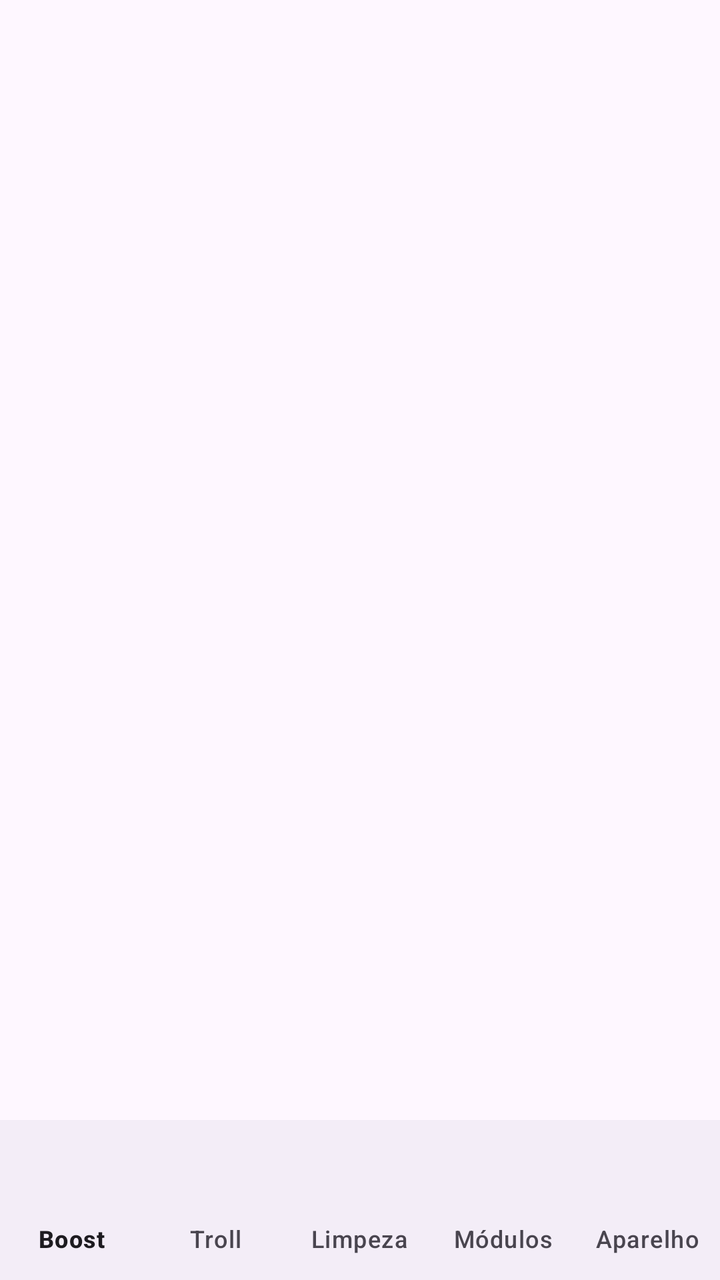
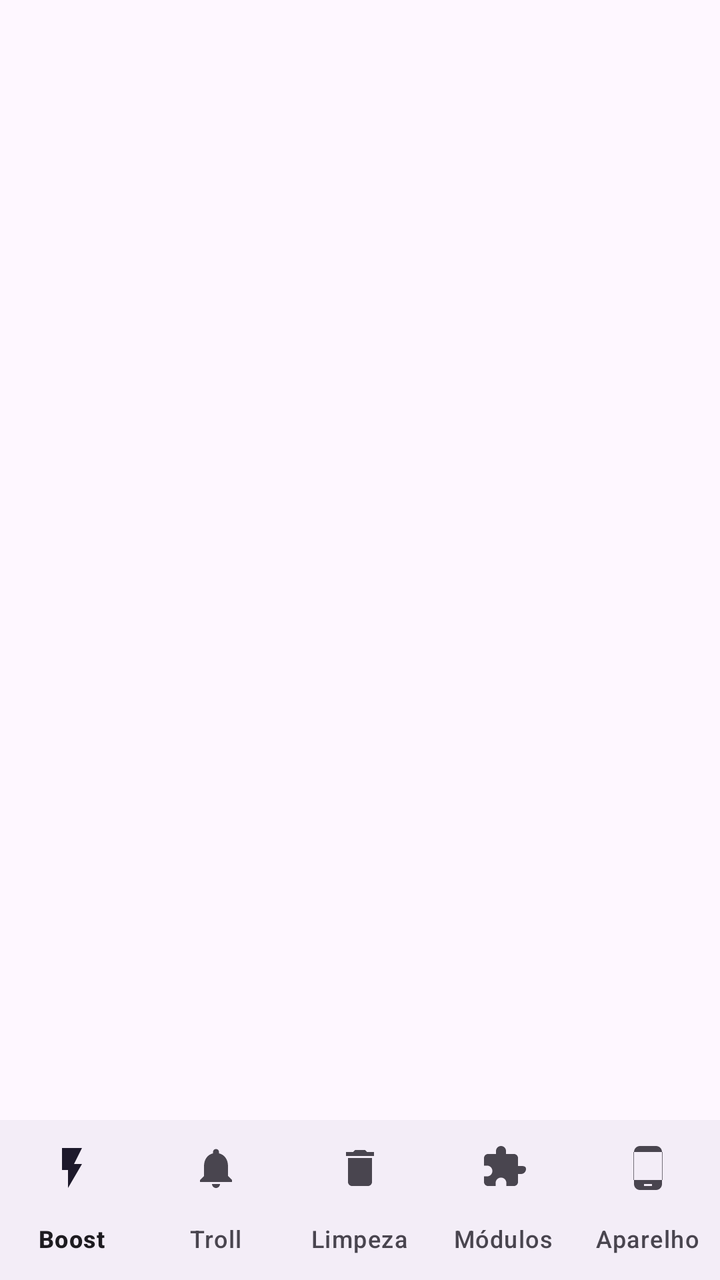

An Android layout rendered at two revisions. The XML below is the earlier revision; the diff shows what the commit changed to produce the second picture.
<!-- AndroidManifest.xml: application theme Theme.ETToolbox -->
<!-- res/layout/activity_main.xml -->
<?xml version="1.0" encoding="utf-8"?>
<androidx.constraintlayout.widget.ConstraintLayout
    xmlns:android="http://schemas.android.com/apk/res/android"
    xmlns:app="http://schemas.android.com/apk/res-auto"
    android:layout_width="match_parent"
    android:layout_height="match_parent">

    <FrameLayout
        android:id="@+id/container"
        android:layout_width="0dp"
        android:layout_height="0dp"
        app:layout_constraintTop_toTopOf="parent"
        app:layout_constraintBottom_toTopOf="@id/bottom_nav"
        app:layout_constraintStart_toStartOf="parent"
        app:layout_constraintEnd_toEndOf="parent" />

    <com.google.android.material.bottomnavigation.BottomNavigationView
        android:id="@+id/bottom_nav"
        android:layout_width="0dp"
        android:layout_height="wrap_content"
        app:menu="@menu/bottom_nav"
        app:labelVisibilityMode="labeled"
        app:layout_constraintBottom_toBottomOf="parent"
        app:layout_constraintStart_toStartOf="parent"
        app:layout_constraintEnd_toEndOf="parent" />
</androidx.constraintlayout.widget.ConstraintLayout>
<!-- resources referenced by this layout -->
<resources>
  <style name="Theme.ETToolbox" parent="Theme.Material3.DayNight.NoActionBar">
          <item name="colorPrimary">@color/et_primary</item>
          <item name="android:statusBarColor">?attr/colorSurface</item>
          <item name="android:windowLightStatusBar">true</item>
      </style>
  <color name="et_primary">#2E7D32</color>
</resources>

<!-- the commit's change to res/layout/activity_main.xml (unified diff, before → after) -->
@@ -2,14 +2,46 @@
 <androidx.constraintlayout.widget.ConstraintLayout
     xmlns:android="http://schemas.android.com/apk/res/android"
     xmlns:app="http://schemas.android.com/apk/res-auto"
+    android:id="@+id/main_root"
     android:layout_width="match_parent"
     android:layout_height="match_parent">
+
+    <LinearLayout
+        android:id="@+id/root_banner"
+        android:layout_width="match_parent"
+        android:layout_height="wrap_content"
+        android:orientation="horizontal"
+        android:gravity="center_vertical"
+        android:paddingStart="16dp"
+        android:paddingEnd="16dp"
+        android:paddingTop="10dp"
+        android:paddingBottom="10dp"
+        android:background="?attr/colorErrorContainer"
+        android:visibility="gone"
+        app:layout_constraintTop_toTopOf="parent"
+        app:layout_constraintStart_toStartOf="parent"
+        app:layout_constraintEnd_toEndOf="parent">
+
+        <TextView
+            android:layout_width="0dp"
+            android:layout_height="wrap_content"
+            android:layout_weight="1"
+            android:text="@string/banner_root_needed"
+            android:textColor="?attr/colorOnErrorContainer" />
+
+        <Button
+            android:id="@+id/btn_grant_root"
+            style="?attr/materialButtonOutlinedStyle"
+            android:layout_width="wrap_content"
+            android:layout_height="wrap_content"
+            android:text="@string/banner_grant" />
+    </LinearLayout>
 
     <FrameLayout
         android:id="@+id/container"
         android:layout_width="0dp"
         android:layout_height="0dp"
-        app:layout_constraintTop_toTopOf="parent"
+        app:layout_constraintTop_toBottomOf="@id/root_banner"
         app:layout_constraintBottom_toTopOf="@id/bottom_nav"
         app:layout_constraintStart_toStartOf="parent"
         app:layout_constraintEnd_toEndOf="parent" />
<!-- resource entries referenced after the edit -->
@@ -1,5 +1,7 @@
 <!-- resources referenced by this layout -->
 <resources>
+  <string name="banner_grant">Conceder root</string>
+  <string name="banner_root_needed">Acesso root necessário para as funções do sistema.</string>
   <style name="Theme.ETToolbox" parent="Theme.Material3.DayNight.NoActionBar">
           <item name="colorPrimary">@color/et_primary</item>
           <item name="android:statusBarColor">?attr/colorSurface</item>
